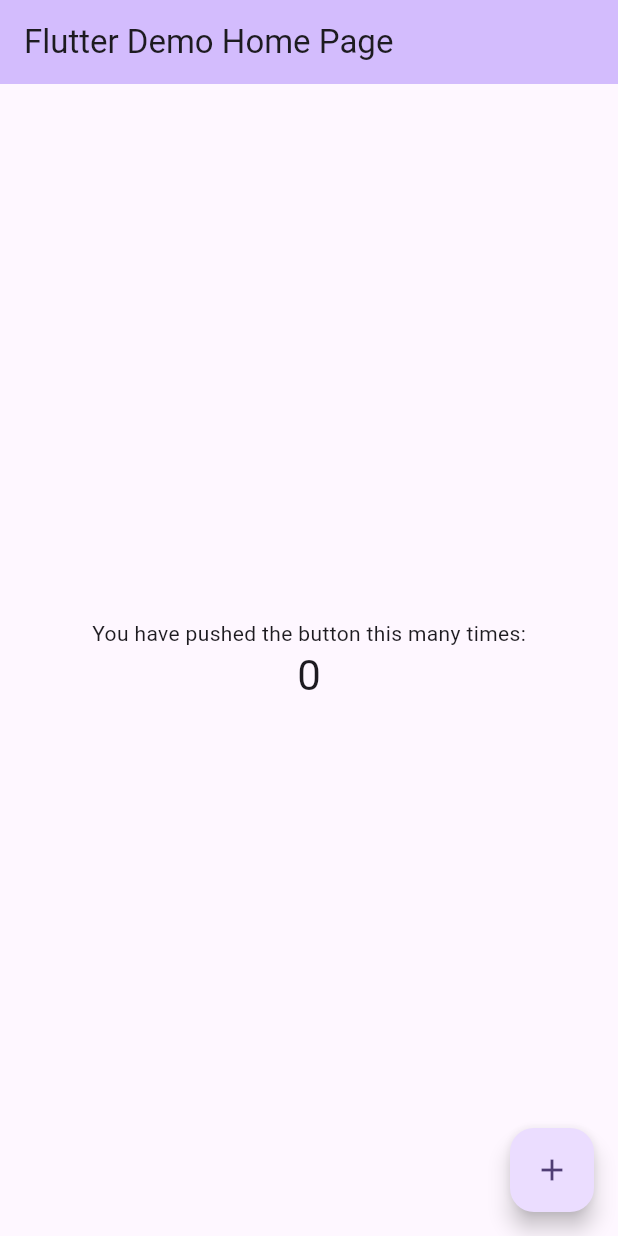
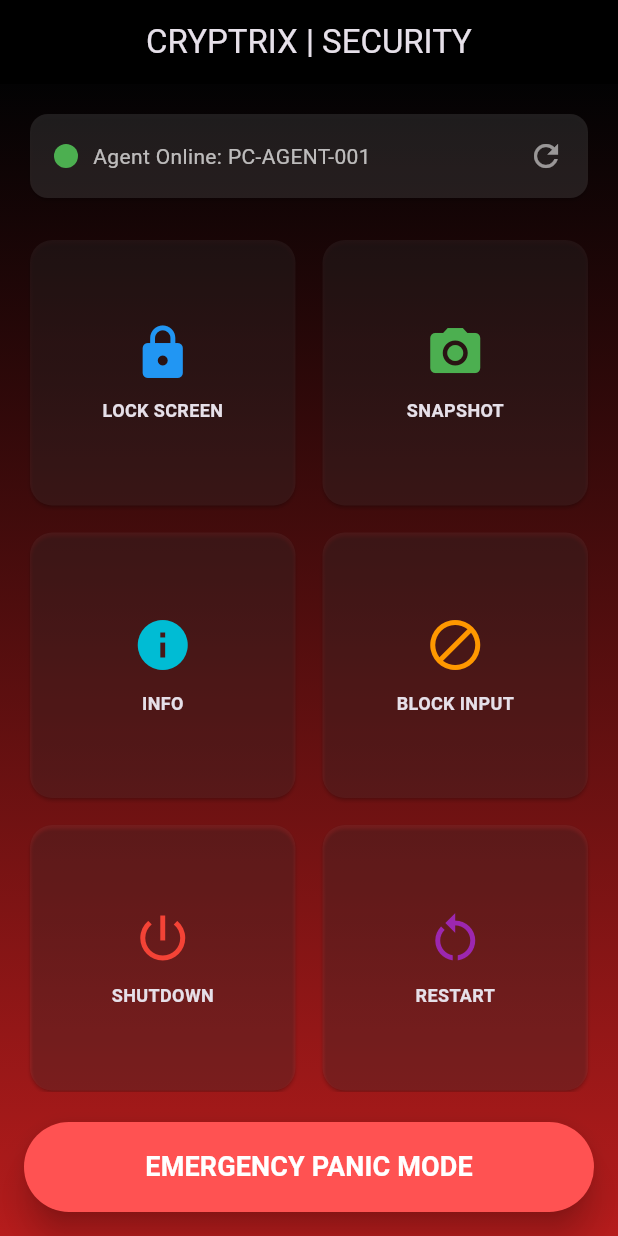
Before and after one commit to FaakhirMemon03/Cryptrix, a Flutter app: the screen it shows after launch, on a phone screen of 412 x 824 dp. Run offline on Flutter 3.47's test engine with Material 3 defaults, Android fonts, the phone set to English and light mode, and no system bars.

Commit message:
feat: initialize Cryptrix mobile dashboard UI with remote command controls

```diff
--- a/mobile_app/lib/main.dart
+++ b/mobile_app/lib/main.dart
@@ -1,121 +1,148 @@
 import 'package:flutter/material.dart';
 
 void main() {
-  runApp(const MyApp());
+  runApp(CryptrixApp());
 }
 
-class MyApp extends StatelessWidget {
-  const MyApp({super.key});
-
-  // This widget is the root of your application.
+class CryptrixApp extends StatelessWidget {
   @override
   Widget build(BuildContext context) {
     return MaterialApp(
-      title: 'Flutter Demo',
+      title: 'Cryptrix Remote',
+      debugShowCheckedModeBanner: false,
       theme: ThemeData(
-        // This is the theme of your application.
-        //
-        // TRY THIS: Try running your application with "flutter run". You'll see
-        // the application has a purple toolbar. Then, without quitting the app,
-        // try changing the seedColor in the colorScheme below to Colors.green
-        // and then invoke "hot reload" (save your changes or press the "hot
-        // reload" button in a Flutter-supported IDE, or press "r" if you used
-        // the command line to start the app).
-        //
-        // Notice that the counter didn't reset back to zero; the application
-        // state is not lost during the reload. To reset the state, use hot
-        // restart instead.
-        //
-        // This works for code too, not just values: Most code changes can be
-        // tested with just a hot reload.
-        colorScheme: .fromSeed(seedColor: Colors.deepPurple),
+        brightness: Brightness.dark,
+        primaryColor: Colors.redAccent,
+        hintColor: Colors.amber,
+        fontFamily: 'Roboto',
       ),
-      home: const MyHomePage(title: 'Flutter Demo Home Page'),
+      home: DashboardScreen(),
     );
   }
 }
 
-class MyHomePage extends StatefulWidget {
-  const MyHomePage({super.key, required this.title});
-
-  // This widget is the home page of your application. It is stateful, meaning
-  // that it has a State object (defined below) that contains fields that affect
-  // how it looks.
-
-  // This class is the configuration for the state. It holds the values (in this
-  // case the title) provided by the parent (in this case the App widget) and
-  // used by the build method of the State. Fields in a Widget subclass are
-  // always marked "final".
-
-  final String title;
-
-  @override
-  State<MyHomePage> createState() => _MyHomePageState();
-}
-
-class _MyHomePageState extends State<MyHomePage> {
-  int _counter = 0;
-
-  void _incrementCounter() {
-    setState(() {
-      // This call to setState tells the Flutter framework that something has
-      // changed in this State, which causes it to rerun the build method below
-      // so that the display can reflect the updated values. If we changed
-      // _counter without calling setState(), then the build method would not be
-      // called again, and so nothing would appear to happen.
-      _counter++;
-    });
-  }
-
+class DashboardScreen extends StatelessWidget {
   @override
   Widget build(BuildContext context) {
-    // This method is rerun every time setState is called, for instance as done
-    // by the _incrementCounter method above.
-    //
-    // The Flutter framework has been optimized to make rerunning build methods
-    // fast, so that you can just rebuild anything that needs updating rather
-    // than having to individually change instances of widgets.
     return Scaffold(
       appBar: AppBar(
-        // TRY THIS: Try changing the color here to a specific color (to
-        // Colors.amber, perhaps?) and trigger a hot reload to see the AppBar
-        // change color while the other colors stay the same.
-        backgroundColor: Theme.of(context).colorScheme.inversePrimary,
-        // Here we take the value from the MyHomePage object that was created by
-        // the App.build method, and use it to set our appbar title.
-        title: Text(widget.title),
+        title: Text('CRYPTRIX | SECURITY'),
+        centerTitle: true,
+        backgroundColor: Colors.black,
       ),
-      body: Center(
-        // Center is a layout widget. It takes a single child and positions it
-        // in the middle of the parent.
+      body: Container(
+        padding: EdgeInsets.all(16.0),
+        decoration: BoxDecoration(
+          gradient: LinearGradient(
+            begin: Alignment.topCenter,
+            end: Alignment.bottomCenter,
+            colors: [Colors.black87, Colors.red[900]!],
+          ),
+        ),
         child: Column(
-          // Column is also a layout widget. It takes a list of children and
-          // arranges them vertically. By default, it sizes itself to fit its
-          // children horizontally, and tries to be as tall as its parent.
-          //
-          // Column has various properties to control how it sizes itself and
-          // how it positions its children. Here we use mainAxisAlignment to
-          // center the children vertically; the main axis here is the vertical
-          // axis because Columns are vertical (the cross axis would be
-          // horizontal).
-          //
-          // TRY THIS: Invoke "debug painting" (choose the "Toggle Debug Paint"
-          // action in the IDE, or press "p" in the console), to see the
-          // wireframe for each widget.
-          mainAxisAlignment: .center,
           children: [
-            const Text('You have pushed the button this many times:'),
-            Text(
-              '$_counter',
-              style: Theme.of(context).textTheme.headlineMedium,
+            _buildStatusHeader(),
+            SizedBox(height: 20),
+            Expanded(
+              child: GridView.count(
+                crossAxisCount: 2,
+                crossAxisSpacing: 10,
+                mainAxisSpacing: 10,
+                children: [
+                  _buildCommandCard(context, 'LOCK SCREEN', Icons.lock, Colors.blue),
+                  _buildCommandCard(context, 'SNAPSHOT', Icons.camera_alt, Colors.green),
+                  _buildCommandCard(context, 'INFO', Icons.info, Colors.cyan),
+                  _buildCommandCard(context, 'BLOCK INPUT', Icons.block, Colors.orange),
+                  _buildCommandCard(context, 'SHUTDOWN', Icons.power_settings_new, Colors.red),
+                  _buildCommandCard(context, 'RESTART', Icons.restart_alt, Colors.purple),
+                ],
+              ),
             ),
+            _buildPanicButton(context),
           ],
         ),
       ),
-      floatingActionButton: FloatingActionButton(
-        onPressed: _incrementCounter,
-        tooltip: 'Increment',
-        child: const Icon(Icons.add),
+    );
+  }
+
+  Widget _buildStatusHeader() {
+    return Card(
+      color: Colors.white10,
+      child: Padding(
+        padding: const EdgeInsets.all(16.0),
+        child: Row(
+          children: [
+            CircleAvatar(backgroundColor: Colors.green, radius: 8),
+            SizedBox(width: 10),
+            Text('Agent Online: PC-AGENT-001', style: TextStyle(color: Colors.white70)),
+            Spacer(),
+            Icon(Icons.refresh, color: Colors.white54),
+          ],
+        ),
+      ),
+    );
+  }
+
+  Widget _buildCommandCard(BuildContext context, String label, IconData icon, Color color) {
+    return InkWell(
+      onTap: () => _sendCommand(label),
+      child: Card(
+        color: Colors.white.withOpacity(0.05),
+        shape: RoundedRectangleBorder(borderRadius: BorderRadius.circular(15)),
+        child: Column(
+          mainAxisAlignment: MainAxisAlignment.center,
+          children: [
+            Icon(icon, size: 40, color: color),
+            SizedBox(height: 10),
+            Text(label, style: TextStyle(fontWeight: FontWeight.bold, fontSize: 12)),
+          ],
+        ),
+      ),
+    );
+  }
+
+  Widget _buildPanicButton(BuildContext context) {
+    return Container(
+      width: double.infinity,
+      height: 60,
+      margin: EdgeInsets.only(top: 20),
+      child: ElevatedButton(
+        style: ElevatedButton.styleFrom(
+          backgroundColor: Colors.redAccent,
+          shape: RoundedRectangleBorder(borderRadius: BorderRadius.circular(30)),
+          elevation: 10,
+        ),
+        onPressed: () => _confirmPanic(context),
+        child: Text(
+          'EMERGENCY PANIC MODE',
+          style: TextStyle(fontSize: 18, fontWeight: FontWeight.bold, color: Colors.white),
+        ),
+      ),
+    );
+  }
+
+  void _sendCommand(String command) {
+    print("Command Sent: $command");
+    // In a real app, this would call a Firebase/Supabase API
+  }
+
+  void _confirmPanic(BuildContext context) {
+    showDialog(
+      context: context,
+      builder: (context) => AlertDialog(
+        title: Text('Initiate Lockdown?'),
+        content: Text('This will disable internet, lock inputs, and encrypt sensitive data on the target PC.'),
+        actions: [
+          TextButton(onPressed: () => Navigator.pop(context), child: Text('CANCEL')),
+          ElevatedButton(
+            style: ElevatedButton.styleFrom(backgroundColor: Colors.red),
+            onPressed: () {
+              _sendCommand('PANIC_MODE');
+              Navigator.pop(context);
+            },
+            child: Text('EXECUTE'),
+          ),
+        ],
       ),
     );
   }
```
Also changed, not shown: 1 other file.
